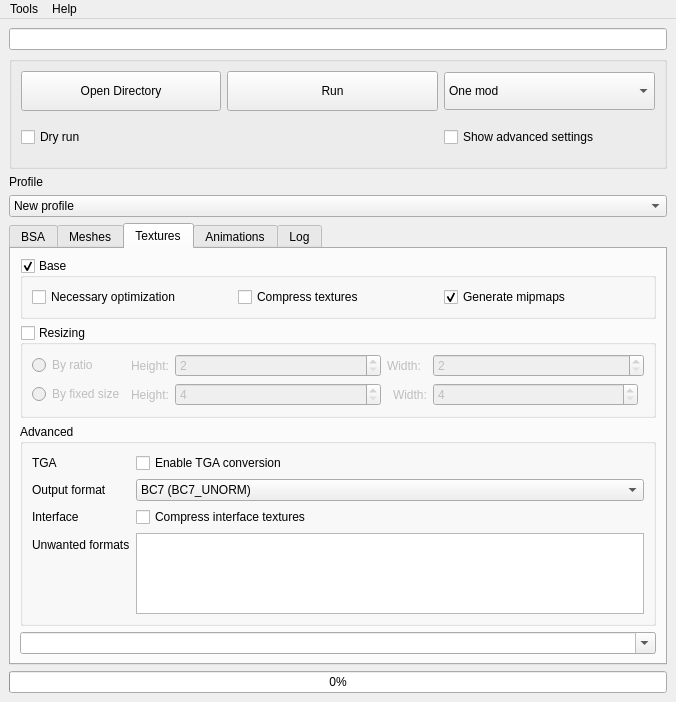
Qt form src/MainWindow.ui (Guekka/cathedral-assets-optimizer) before a commit.
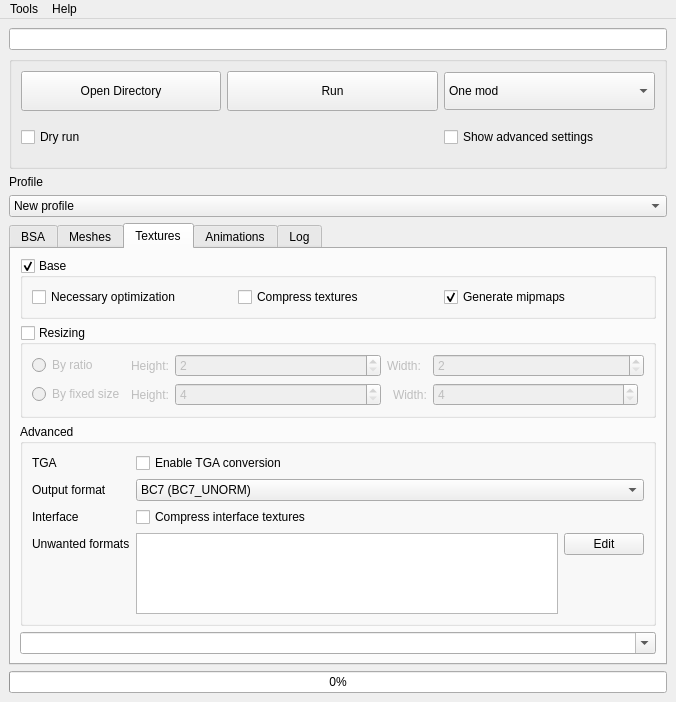
The same form after that commit. The open tabs and pages were chosen to show the change.

Commit message: [UI] Added a dialog to select unwanted textures formats, instead of a text box [UI] Removed periodic refresh, and instead added a prompt to save unsaved changes before important operations.

What changed in the file:
```diff
--- a/src/MainWindow.ui
+++ b/src/MainWindow.ui
@@ -992,14 +992,14 @@
           <property name="title">
            <string>Advanced</string>
           </property>
-          <layout class="QFormLayout" name="formLayout_4">
-           <item row="0" column="0">
-            <widget class="QLabel" name="label_14">
+          <layout class="QGridLayout" name="gridLayout_3">
+           <item row="2" column="0">
+            <widget class="QLabel" name="label_13">
              <property name="toolTip">
               <string>&lt;html&gt;&lt;head/&gt;&lt;body&gt;&lt;p&gt;Converts TGA to DDS.&lt;/p&gt;&lt;/body&gt;&lt;/html&gt;</string>
              </property>
              <property name="text">
-              <string>TGA</string>
+              <string>Interface</string>
              </property>
             </widget>
            </item>
@@ -1020,7 +1020,20 @@
              </property>
             </widget>
            </item>
-           <item row="1" column="1">
+           <item row="0" column="0">
+            <widget class="QLabel" name="label_14">
+             <property name="toolTip">
+              <string>&lt;html&gt;&lt;head/&gt;&lt;body&gt;&lt;p&gt;Converts TGA to DDS.&lt;/p&gt;&lt;/body&gt;&lt;/html&gt;</string>
+             </property>
+             <property name="text">
+              <string>TGA</string>
+             </property>
+            </widget>
+           </item>
+           <item row="3" column="1" rowspan="2">
+            <widget class="QListWidget" name="texturesUnwantedFormatsList"/>
+           </item>
+           <item row="1" column="1" colspan="2">
             <widget class="QComboBox" name="texturesOutputFormat">
              <item>
               <property name="text">
@@ -1044,17 +1057,7 @@
              </item>
             </widget>
            </item>
-           <item row="2" column="0">
-            <widget class="QLabel" name="label_13">
-             <property name="toolTip">
-              <string>&lt;html&gt;&lt;head/&gt;&lt;body&gt;&lt;p&gt;Some games do not support compressed interface textures.&lt;/p&gt;&lt;/body&gt;&lt;/html&gt;</string>
-             </property>
-             <property name="text">
-              <string>Interface</string>
-             </property>
-            </widget>
-           </item>
-           <item row="2" column="1">
+           <item row="2" column="1" colspan="2">
             <widget class="QCheckBox" name="texturesCompressInterfaceCheckBox">
              <property name="text">
               <string>Compress interface textures</string>
@@ -1071,8 +1074,12 @@
              </property>
             </widget>
            </item>
-           <item row="3" column="1">
-            <widget class="QPlainTextEdit" name="texturesUnwantedFormats"/>
+           <item row="3" column="2">
+            <widget class="QPushButton" name="texturesUnwantedFormatsEditButton">
+             <property name="text">
+              <string>Edit</string>
+             </property>
+            </widget>
            </item>
           </layout>
          </widget>
```
Left out of the diff: 6 changed lines with no effect on the pictures. The commit also changes 9 other files.
